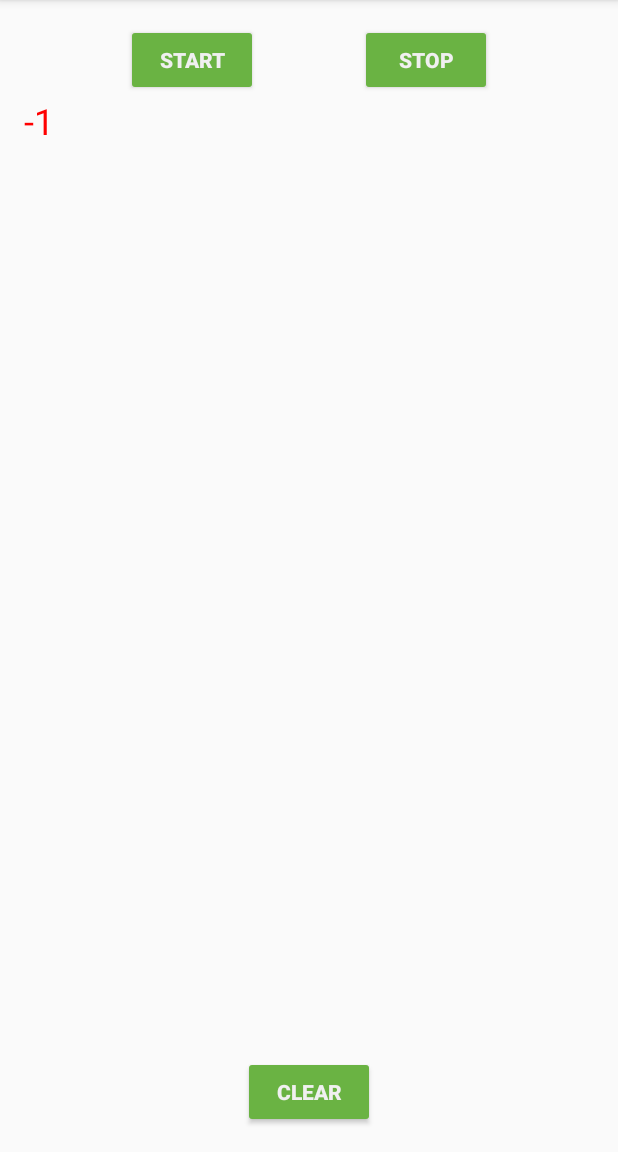
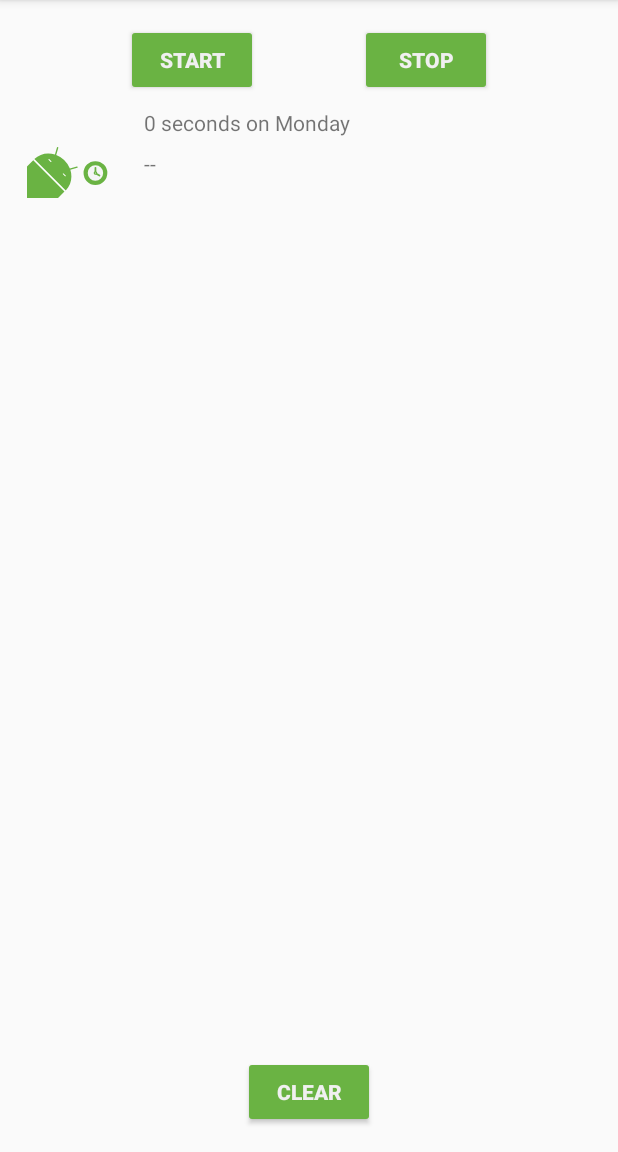
Before and after one commit to KimberlyMcGimpsey/SleepTrackerRV, an Android app: the screen it shows after launch (MainActivity), after a tap on "START", on a phone screen of 412 x 824 dp, the part 84-1236 px from its top. Run offline under Robolectric (Android 15) with nearby library versions, the phone set to English and light mode, and no system bars; our stand-ins replace Room's generated code, data binding; Roboto replaces fonts that are not available here; 3 statements that could not run were skipped.

Commit message:
Added code to display sleep quality list.

```diff
--- a/app/src/main/java/com/example/android/trackmysleepquality/sleeptracker/SleepNightAdapter.kt
+++ b/app/src/main/java/com/example/android/trackmysleepquality/sleeptracker/SleepNightAdapter.kt
@@ -18,14 +18,18 @@ package com.example.android.trackmysleepquality.sleeptracker
 
 import android.graphics.Color
 import android.view.LayoutInflater
+import android.view.View
 import android.view.ViewGroup
+import android.widget.ImageView
 import android.widget.TextView
 import androidx.recyclerview.widget.RecyclerView
 import com.example.android.trackmysleepquality.R
 import com.example.android.trackmysleepquality.TextItemViewHolder
+import com.example.android.trackmysleepquality.convertDurationToFormatted
+import com.example.android.trackmysleepquality.convertNumericQualityToString
 import com.example.android.trackmysleepquality.database.SleepNight
 
-class SleepNightAdapter : RecyclerView.Adapter<TextItemViewHolder>() {
+class SleepNightAdapter : RecyclerView.Adapter<SleepNightAdapter.ViewHolder>() {
     var data = listOf<SleepNight>()
         set(value) {
             field = value
@@ -34,21 +38,32 @@ class SleepNightAdapter : RecyclerView.Adapter<TextItemViewHolder>() {
 
     override fun getItemCount() = data.size
 
-    override fun onBindViewHolder(holder: TextItemViewHolder, position: Int) {
+    override fun onBindViewHolder(holder: ViewHolder, position: Int) {
         val item = data[position]
+        val res = holder.itemView.context.resources
+        holder.sleepLength.text = convertDurationToFormatted(item.startTimeMilli, item.endTimeMilli, res)
+        holder.quality.text = convertNumericQualityToString(item.sleepQuality, res)
 
-        if (item.sleepQuality <= 1) {
-            holder.textView.setTextColor(Color.RED)
-        } else {
-            holder.textView.setTextColor(Color.BLACK)
-        }
-
-        holder.textView.text = item.sleepQuality.toString()
+        holder.qualityImage.setImageResource(when (item.sleepQuality) {
+            0 -> R.drawable.ic_sleep_0
+            1 -> R.drawable.ic_sleep_1
+            2 -> R.drawable.ic_sleep_2
+            3 -> R.drawable.ic_sleep_3
+            4 -> R.drawable.ic_sleep_4
+            5 -> R.drawable.ic_sleep_5
+            else -> R.drawable.ic_sleep_active
+        })
     }
 
-    override fun onCreateViewHolder(parent: ViewGroup, viewType: Int): TextItemViewHolder {
+    class ViewHolder(itemView: View) : RecyclerView.ViewHolder(itemView) {
+        val sleepLength: TextView = itemView.findViewById(R.id.sleep_length)
+        val quality: TextView = itemView.findViewById(R.id.quality_string)
+        val qualityImage: ImageView = itemView.findViewById((R.id.quality_image))
+    }
+
+    override fun onCreateViewHolder(parent: ViewGroup, viewType: Int): ViewHolder {
         val layoutInflater = LayoutInflater.from(parent.context)
-        val view = layoutInflater.inflate(R.layout.text_item_view, parent, false) as TextView
-        return TextItemViewHolder(view)
+        val view = layoutInflater.inflate(R.layout.list_item_sleep_night, parent, false)
+        return ViewHolder(view)
     }
 }
```
